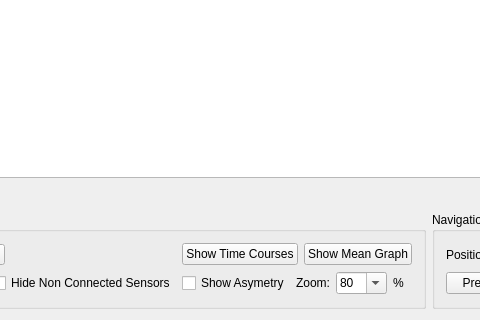
Before: the Qt Designer form src/plugins/H2Graphs/GraphWindow.ui in HIP-infrastructure/anywave-code, drawn with Qt 5; both pictures show x 134 to 614 and y 552 to 872 of the 1005 by 872 pixel window.
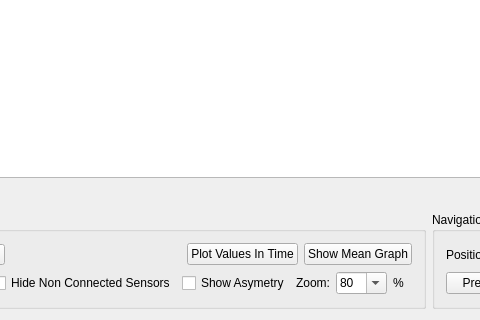
After: the same form once the commit is applied. Icons and pictures are not drawn.

Commit message: Improved plots in h2graphs

The edit to the form file:
```diff
--- a/src/plugins/H2Graphs/GraphWindow.ui
+++ b/src/plugins/H2Graphs/GraphWindow.ui
@@ -169,7 +169,7 @@
             <item>
              <widget class="QPushButton" name="buttonTimeCourses">
               <property name="text">
-               <string>Show Time Courses</string>
+               <string>Plot Values In Time</string>
               </property>
              </widget>
             </item>
```
Left out of the diff: 3 changed lines with no effect on the pictures. The commit also changes 5 other files.
